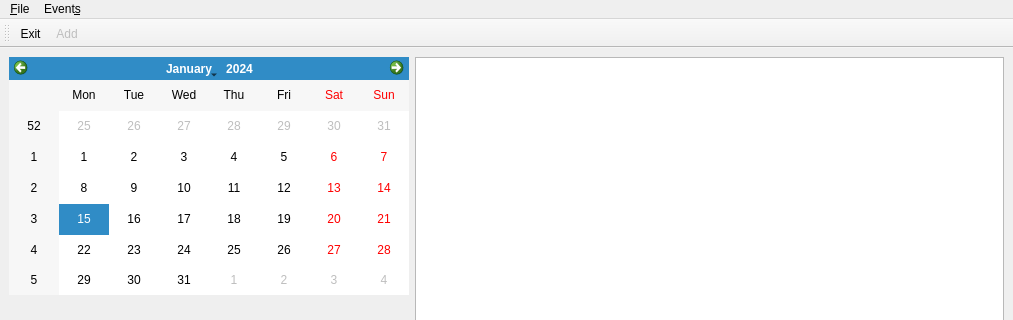
The window that ui/main_ui.ui (vangeytedvg/Diary) describes before a commit, drawn with Qt 5; both pictures show x 0 to 1013 and y 0 to 320 of the 1013 by 564 pixel window.
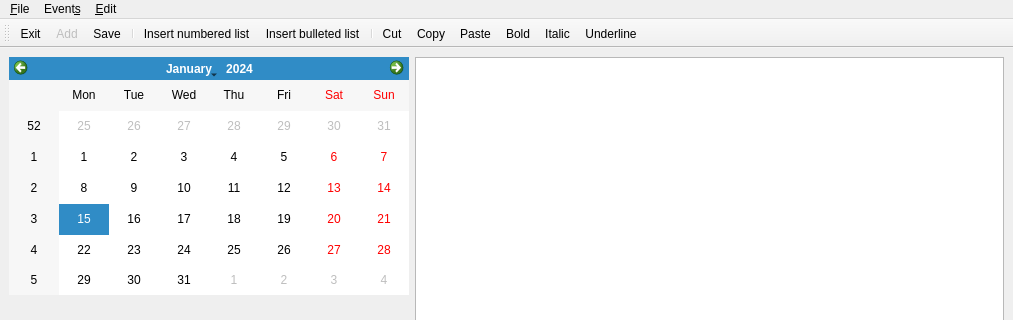
The same window after the commit. Icons and pictures are not drawn.

```diff
--- a/ui/main_ui.ui
+++ b/ui/main_ui.ui
@@ -68,8 +68,22 @@
     </property>
     <addaction name="action_Add"/>
    </widget>
+   <widget class="QMenu" name="menu_Edit">
+    <property name="title">
+     <string>&amp;Edit</string>
+    </property>
+    <addaction name="actionInsert_numbered_list"/>
+    <addaction name="actionInsert_bulleted_list"/>
+    <addaction name="actionCut"/>
+    <addaction name="actionCopy"/>
+    <addaction name="actionPaste"/>
+    <addaction name="actionBold"/>
+    <addaction name="actionItalic"/>
+    <addaction name="actionUnderline"/>
+   </widget>
    <addaction name="menu_File"/>
    <addaction name="menuEvent_s"/>
+   <addaction name="menu_Edit"/>
   </widget>
   <widget class="QStatusBar" name="statusbar"/>
   <widget class="QToolBar" name="toolBar">
@@ -84,6 +98,17 @@
    </attribute>
    <addaction name="actionE_xit"/>
    <addaction name="action_Add"/>
+   <addaction name="actionSave"/>
+   <addaction name="separator"/>
+   <addaction name="actionInsert_numbered_list"/>
+   <addaction name="actionInsert_bulleted_list"/>
+   <addaction name="separator"/>
+   <addaction name="actionCut"/>
+   <addaction name="actionCopy"/>
+   <addaction name="actionPaste"/>
+   <addaction name="actionBold"/>
+   <addaction name="actionItalic"/>
+   <addaction name="actionUnderline"/>
   </widget>
   <action name="actionE_xit">
    <property name="text">
@@ -98,6 +123,87 @@
     <string>&amp;Add</string>
    </property>
   </action>
+  <action name="actionInsert_numbered_list">
+   <property name="icon">
+    <iconset resource="icons.qrc">
+     <normaloff>:/tlb/list.png</normaloff>:/tlb/list.png</iconset>
+   </property>
+   <property name="text">
+    <string>Insert numbered list</string>
+   </property>
+  </action>
+  <action name="actionInsert_bulleted_list">
+   <property name="icon">
+    <iconset resource="icons.qrc">
+     <normaloff>:/tlb/bullet.png</normaloff>:/tlb/bullet.png</iconset>
+   </property>
+   <property name="text">
+    <string>Insert bulleted list</string>
+   </property>
+  </action>
+  <action name="actionBold">
+   <property name="icon">
+    <iconset resource="icons.qrc">
+     <normaloff>:/tlb/bold.png</normaloff>:/tlb/bold.png</iconset>
+   </property>
+   <property name="text">
+    <string>Bold</string>
+   </property>
+  </action>
+  <action name="actionItalic">
+   <property name="icon">
+    <iconset resource="icons.qrc">
+     <normaloff>:/tlb/italic.png</normaloff>:/tlb/italic.png</iconset>
+   </property>
+   <property name="text">
+    <string>Italic</string>
+   </property>
+  </action>
+  <action name="actionUnderline">
+   <property name="icon">
+    <iconset resource="icons.qrc">
+     <normaloff>:/tlb/underlined-text.png</normaloff>:/tlb/underlined-text.png</iconset>
+   </property>
+   <property name="text">
+    <string>Underline</string>
+   </property>
+  </action>
+  <action name="actionSave">
+   <property name="icon">
+    <iconset resource="icons.qrc">
+     <normaloff>:/tlb/diskette.png</normaloff>:/tlb/diskette.png</iconset>
+   </property>
+   <property name="text">
+    <string>Save</string>
+   </property>
+  </action>
+  <action name="actionCut">
+   <property name="icon">
+    <iconset resource="icons.qrc">
+     <normaloff>:/tlb/cut.png</normaloff>:/tlb/cut.png</iconset>
+   </property>
+   <property name="text">
+    <string>Cut</string>
+   </property>
+  </action>
+  <action name="actionCopy">
+   <property name="icon">
+    <iconset resource="icons.qrc">
+     <normaloff>:/tlb/copytext.png</normaloff>:/tlb/copytext.png</iconset>
+   </property>
+   <property name="text">
+    <string>Copy</string>
+   </property>
+  </action>
+  <action name="actionPaste">
+   <property name="icon">
+    <iconset resource="icons.qrc">
+     <normaloff>:/tlb/paste.png</normaloff>:/tlb/paste.png</iconset>
+   </property>
+   <property name="text">
+    <string>Paste</string>
+   </property>
+  </action>
  </widget>
  <resources/>
  <connections>
```
Left out of the diff: 13 changed lines with no effect on the pictures.
